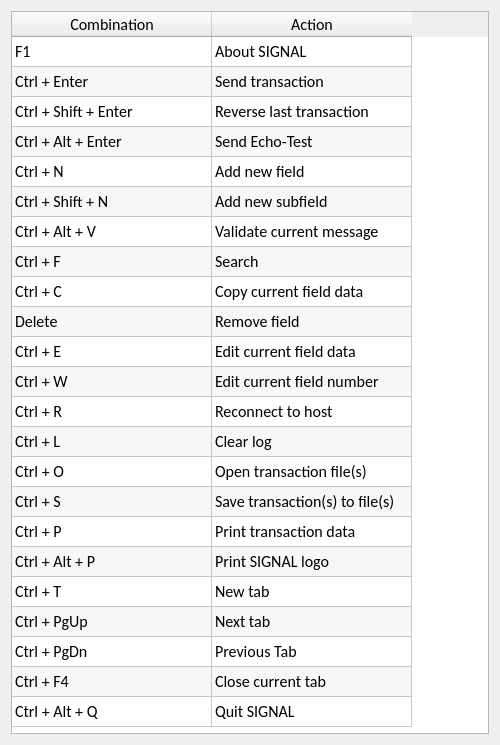
First picture: the form in common/gui/forms/hotkeys.ui, repository FedorIvanov37/sv-terminal, before the edit.
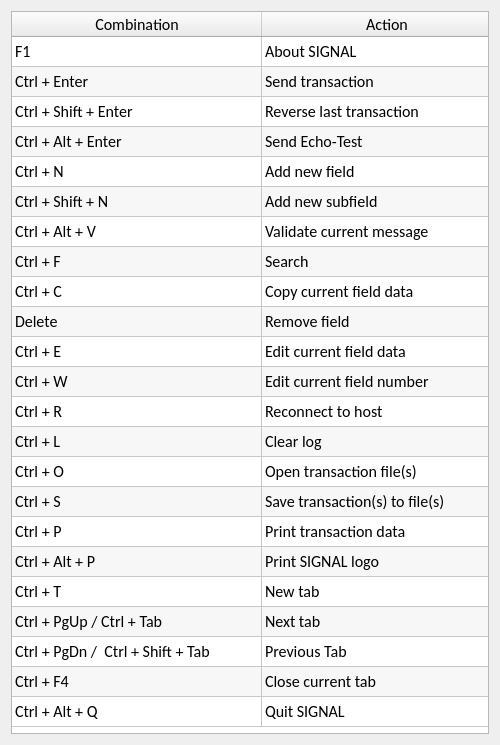
Second picture: the form after the edit.

Commit message: Added tab navigation hotkeys: Ctrl + Tab /  Ctrl + Shift + Tab

```diff
--- a/common/gui/forms/hotkeys.ui
+++ b/common/gui/forms/hotkeys.ui
@@ -31,8 +31,8 @@
   <property name="windowTitle">
    <string>Hotkeys</string>
   </property>
-  <layout class="QGridLayout" name="gridLayout">
-   <item row="0" column="0">
+  <layout class="QVBoxLayout" name="verticalLayout">
+   <item>
     <widget class="QTableWidget" name="HintTable">
      <property name="font">
       <font>
@@ -86,10 +86,13 @@
       <bool>false</bool>
      </attribute>
      <attribute name="horizontalHeaderDefaultSectionSize">
-      <number>200</number>
+      <number>250</number>
      </attribute>
      <attribute name="horizontalHeaderHighlightSections">
-      <bool>false</bool>
+      <bool>true</bool>
+     </attribute>
+     <attribute name="horizontalHeaderMinimumSectionSize">
+      <number>50</number>
      </attribute>
      <attribute name="verticalHeaderVisible">
       <bool>false</bool>
@@ -194,12 +197,12 @@
      </row>
      <row>
       <property name="text">
-       <string>Ctrl + PgUp</string>
+       <string>Ctrl + PgUp / Ctrl + Tab</string>
       </property>
      </row>
      <row>
       <property name="text">
-       <string>Ctrl + PgDn</string>
+       <string>Ctrl + PgDn /  Ctrl + Shift + Tab</string>
       </property>
      </row>
      <row>
@@ -414,7 +417,7 @@
      </item>
      <item row="19" column="0">
       <property name="text">
-       <string>Ctrl + PgUp</string>
+       <string>Ctrl + PgUp / Ctrl + Tab</string>
       </property>
      </item>
      <item row="19" column="1">
@@ -424,7 +427,7 @@
      </item>
      <item row="20" column="0">
       <property name="text">
-       <string>Ctrl + PgDn</string>
+       <string>Ctrl + PgDn /  Ctrl + Shift + Tab</string>
       </property>
      </item>
      <item row="20" column="1">
```
The commit also changes 6 other files.
